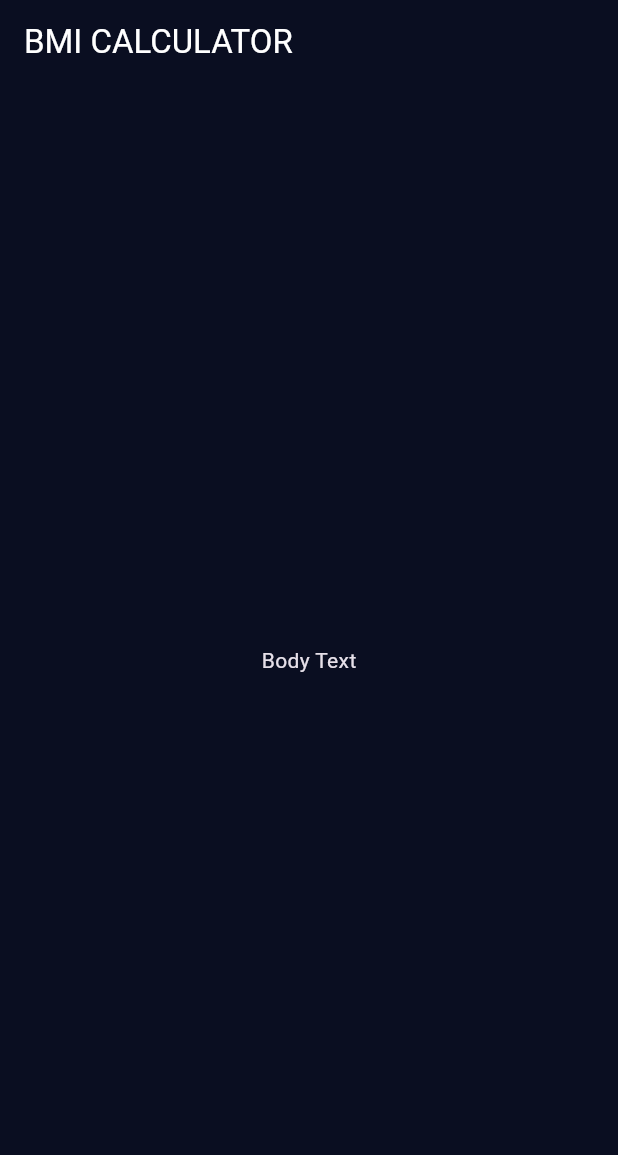
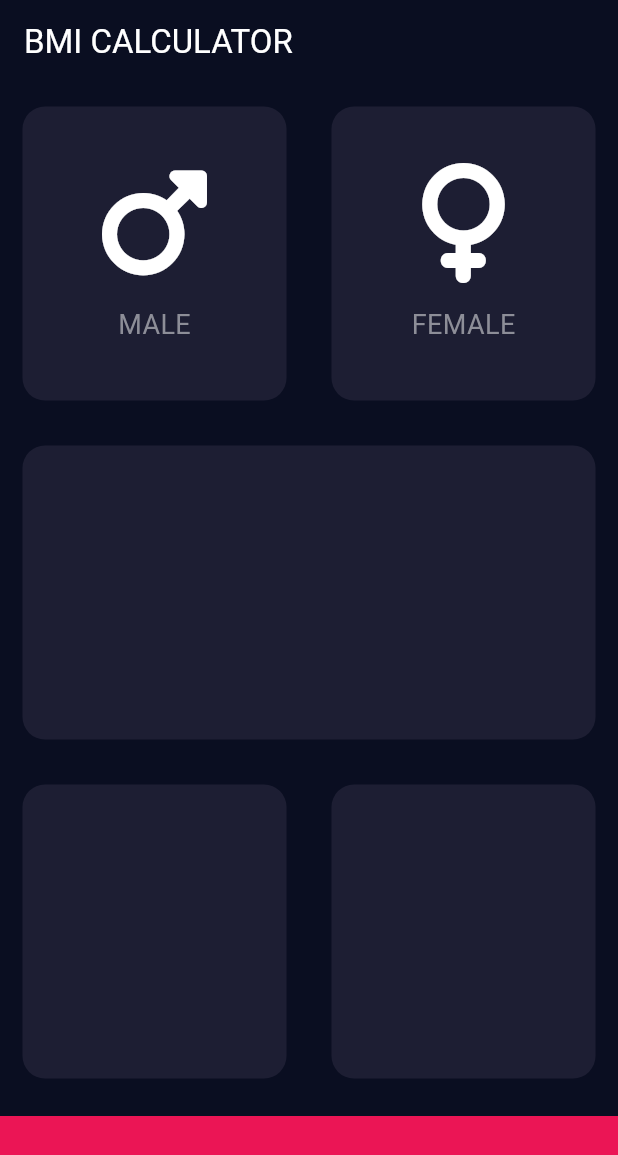
Before and after one commit to Windance80/flu_bmi_calc, a Flutter app: the screen it shows after launch, on a phone screen of 412 x 824 dp. Shown: the top 1155 px of the screen. Run offline on Flutter 3.47's test engine with Material 3 defaults, Android fonts, the phone set to English and light mode, and no system bars; our stand-ins replace font_awesome_flutter; missing offline and left inert: dart:ffi.

Commit message:
add fontawesome icon

```diff
--- /dev/null
+++ b/lib/icon_content.dart
@@ -0,0 +1,37 @@
+import 'package:flutter/material.dart';
+
+const TextStyle labelTextStyle = TextStyle(
+  fontSize: 18.0,
+  color: Color(0xFF8d8e98),
+);
+
+class IconContent extends StatelessWidget {
+  final IconData icon;
+  final String label;
+
+  const IconContent({
+    super.key,
+    required this.icon,
+    required this.label,
+  });
+
+  @override
+  Widget build(BuildContext context) {
+    return Column(
+      mainAxisAlignment: MainAxisAlignment.center,
+      children: [
+        Icon(
+          icon,
+          size: 80.0,
+        ),
+        const SizedBox(
+          height: 15.0,
+        ),
+        Text(
+          label,
+          style: labelTextStyle,
+        ),
+      ],
+    );
+  }
+}
--- a/lib/input_page.dart
+++ b/lib/input_page.dart
@@ -1,4 +1,11 @@
+import 'package:flu_bmi_calc/icon_content.dart';
+import 'package:flu_bmi_calc/reuseable_card.dart';
 import 'package:flutter/material.dart';
+import 'package:font_awesome_flutter/font_awesome_flutter.dart';
+
+const bottomContainerHeight = 80.0;
+const activeCardColor = Color(0xFF1D1E33);
+const bottomContainerColor = Color(0xffeb1555);
 
 class InputPage extends StatefulWidget {
   const InputPage({super.key, required this.title});
@@ -39,10 +46,60 @@ class _InputPageState extends State<InputPage> {
         // the App.build method, and use it to set our appbar title.
         title: Text(widget.title),
       ),
-      body: const Center(
-        // Center is a layout widget. It takes a single child and positions it
-        // in the middle of the parent.
-        child: Text('Body Text'),
+      body: Column(
+        children: [
+          const Expanded(
+            child: Row(
+              children: [
+                Expanded(
+                  child: ReusableCard(
+                    color: activeCardColor,
+                    cardChild: IconContent(
+                      icon: FontAwesomeIcons.mars,
+                      label: 'MALE',
+                    ),
+                  ),
+                ),
+                Expanded(
+                  child: ReusableCard(
+                    color: activeCardColor,
+                    cardChild: IconContent(
+                      icon: FontAwesomeIcons.venus,
+                      label: 'FEMALE',
+                    ),
+                  ),
+                ),
+              ],
+            ),
+          ),
+          const Expanded(
+            child: ReusableCard(
+              color: activeCardColor,
+            ),
+          ),
+          const Expanded(
+            child: Row(
+              children: [
+                Expanded(
+                  child: ReusableCard(
+                    color: activeCardColor,
+                  ),
+                ),
+                Expanded(
+                  child: ReusableCard(
+                    color: activeCardColor,
+                  ),
+                ),
+              ],
+            ),
+          ),
+          Container(
+            color: bottomContainerColor,
+            margin: const EdgeInsets.only(top: 10),
+            width: double.infinity,
+            height: bottomContainerHeight,
+          ),
+        ],
       ),
     );
   }
--- /dev/null
+++ b/lib/reuseable_card.dart
@@ -0,0 +1,24 @@
+import 'package:flutter/material.dart';
+
+class ReusableCard extends StatelessWidget {
+  final Color color;
+  final Widget? cardChild;
+
+  const ReusableCard({
+    super.key,
+    required this.color,
+    this.cardChild,
+  });
+
+  @override
+  Widget build(BuildContext context) {
+    return Container(
+      margin: const EdgeInsets.all(15),
+      decoration: BoxDecoration(
+        borderRadius: BorderRadius.circular(15),
+        color: color,
+      ),
+      child: cardChild,
+    );
+  }
+}
--- a/pubspec.yaml
+++ b/pubspec.yaml
@@ -35,6 +35,7 @@ dependencies:
   # The following adds the Cupertino Icons font to your application.
   # Use with the CupertinoIcons class for iOS style icons.
   cupertino_icons: ^1.0.6
+  font_awesome_flutter: ^10.7.0
 
 dev_dependencies:
   flutter_test:
```
Also changed, not shown: pubspec.lock.
